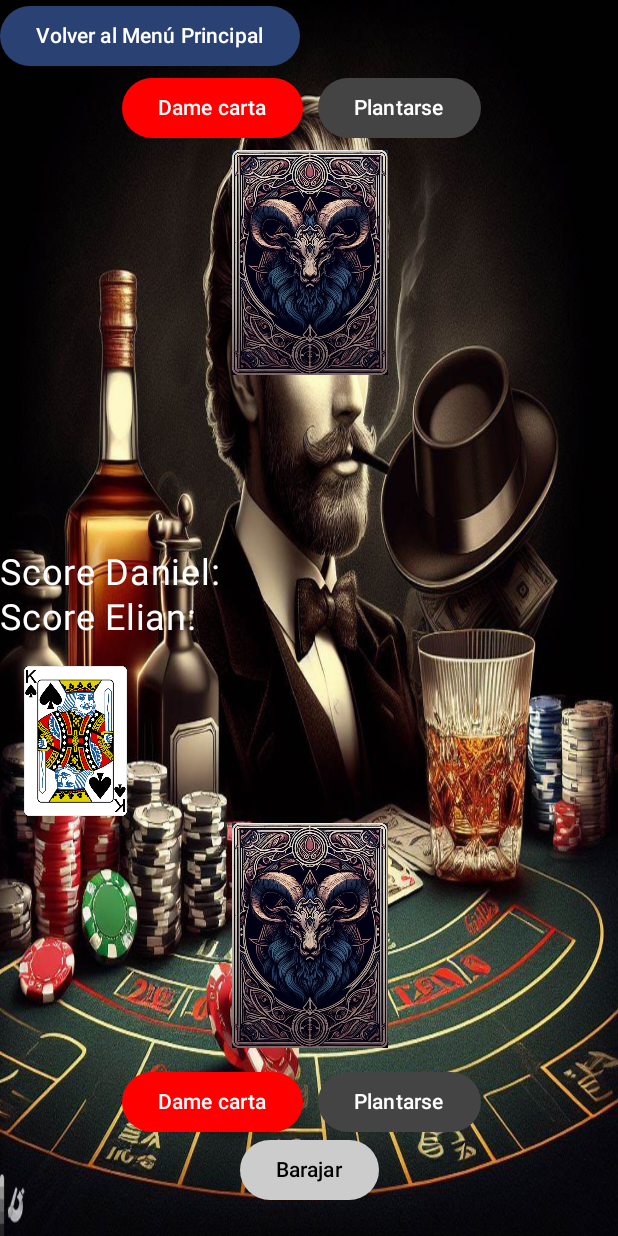
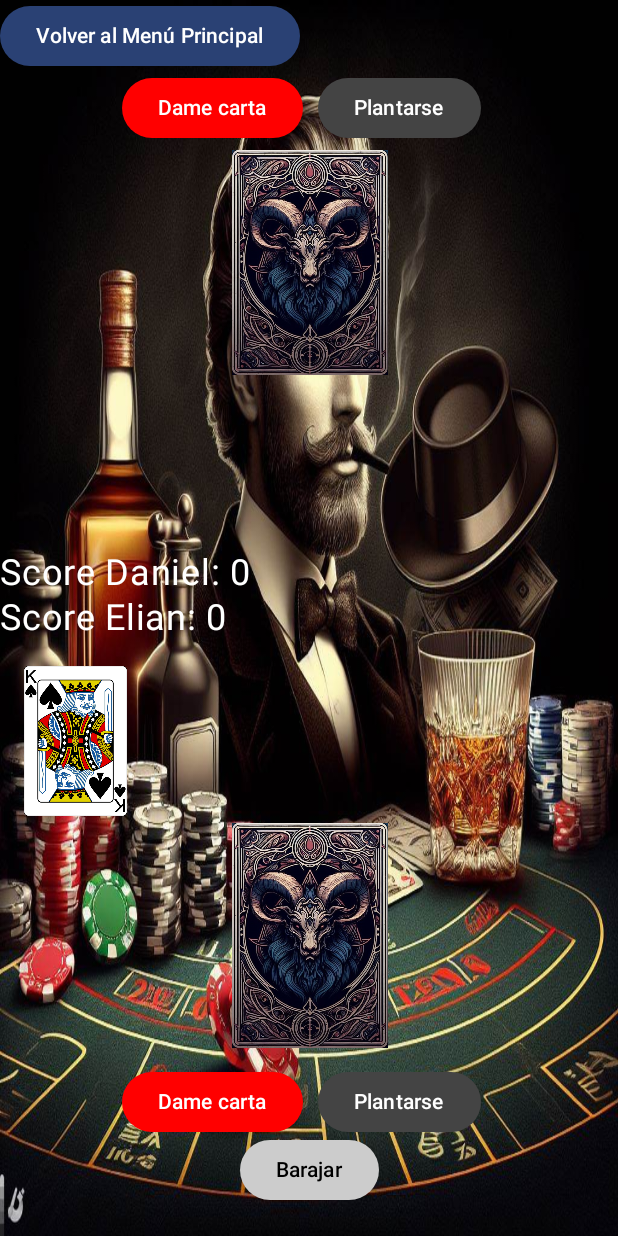
Before and after one commit to IES-Rafael-Alberti/2dam-u2-pr-ctica-3-ra1-ra2-black-jack-juanjosegr, an Android app built with Jetpack Compose: the composable Juego2Jugador shown on its own in the app's theme, after a tap on "Dame carta", on a phone screen of 412 x 824 dp. Run offline under Robolectric (Android 15) with nearby library versions, the phone set to English and light mode, and no system bars.

Commit message:
añadido las funciones y los mostrar de los dos jugadores independientes, cambios en tapetes, cartas y refactorizacion de codigos y mas cambios

```diff
--- a/app/src/main/java/com/example/cartas/Screens/juegoPrincipal.kt
+++ b/app/src/main/java/com/example/cartas/Screens/juegoPrincipal.kt
@@ -31,6 +31,7 @@ import androidx.navigation.NavHostController
 import com.example.cartas.R
 import com.example.cartas.funciones.Baraja
 import com.example.cartas.funciones.Baraja.Companion.obtenerNombreRecurso
+import com.example.cartas.funciones.Carta
 
 
 @Composable
@@ -127,7 +128,7 @@ fun Juego2Jugador(navController: NavHostController) {
             textoPlantadoJug2 = "Dame carta"
         })
     BotonVolverAlMenu(navController)
-    TextosEnPantalla(name1 = "Elian", name2 = "Daniel")
+    TextosEnPantalla(name1 = "Elian", name2 = "Daniel", cartasJugador1 = listaCartasBocaArribaJugador1, cartasJugador2 = listaCartasBocaArribaJugador2)
 }
 
 @Composable
@@ -340,19 +341,21 @@ fun actualizarCartaBocaArriba(carta: String, context: Context): Int {
 }
 
 @Composable
-fun TextosEnPantalla(name1: String, name2: String) {
+fun TextosEnPantalla(name1: String, name2: String, cartasJugador1: List<Int>, cartasJugador2: List<Int>) {
+    val puntajeJugador1 = calcularPuntajeTotal(cartasJugador1)
+    val puntajeJugador2 = calcularPuntajeTotal(cartasJugador2)
     Box(
         Modifier.fillMaxSize()
     ) {
         Text(
-            text = "Score $name1: ",
+            text = "Score $name1: $puntajeJugador1",
             Modifier
                 .align(Alignment.CenterStart),
             color = Color.White,
             fontSize = 24.sp,
         )
         Text(
-            text = "Score $name2: ",
+            text = "Score $name2: $puntajeJugador2",
             Modifier
                 .align(Alignment.CenterStart)
                 .padding(bottom = 60.dp),
@@ -362,3 +365,54 @@ fun TextosEnPantalla(name1: String, name2: String) {
             )
     }
 }
+
+fun calcularPuntajeTotal(cartas: List<Int>): Int {
+    var puntajeTotal = 0
+    for (carta in cartas) {
+
+        val valorCarta = obtenerValorCarta(carta)
+        puntajeTotal += valorCarta
+
+        println("ID de la carta: $carta - Valor de la carta: $valorCarta - Puntaje Total: $puntajeTotal")
+
+    }
+    return puntajeTotal
+}
+
+fun obtenerValorCarta(idCarta: Int): Int {
+    val numeroCarta = idCarta
+    val valorAsignado = when (numeroCarta) {
+        in 1..10 -> numeroCarta
+        in 11..13 -> 10 // Asignar 10 para JOTA, REINA, REY
+        else -> 0
+    }
+
+    // Agregar impresión para depuración
+    val nombreCarta = Baraja.listaCartas.find { it.idDrawable == idCarta }?.nombre
+    println("ID de la carta: $idCarta - Número de la carta: $numeroCarta - Valor asignado: $valorAsignado - Nombre de la carta: $nombreCarta")
+
+    return valorAsignado
+}
+
+/*
+fun obtenerValorCarta(idCarta: Int): Int {
+    val numeroCarta = idCarta-1
+    val valorAsignado = when (numeroCarta) {
+        in 1..10 -> numeroCarta
+        in 11..13 -> 10 // Asignar 10 para JOTA, REINA, REY
+        else -> 0
+    }
+        // Agregar impresión para depuración
+    val nombreCarta = Baraja.listaCartas.find { it.idDrawable == idCarta }?.nombre
+    println("ID de la carta: $idCarta - Número de la carta: $numeroCarta - Valor asignado: $valorAsignado - Nombre de la carta: $nombreCarta")
+
+    return valorAsignado
+
+    /*
+    val carta = Baraja.listaCartas.find { it.idDrawable == idCarta }
+    val valorAsignado = carta?.puntosMin ?: 0
+
+    return valorAsignado*/
+
+}
+ */
--- a/app/src/main/java/com/example/cartas/funciones/Baraja.kt
+++ b/app/src/main/java/com/example/cartas/funciones/Baraja.kt
@@ -1,4 +1,6 @@
 package com.example.cartas.funciones
+
+import com.example.cartas.Screens.obtenerValorCarta
 
 
 enum class Palos {
@@ -21,6 +23,8 @@ class Baraja {
                     val cartaNueva =
                         Carta(numero, palo, numero.ordinal + 1, numero.ordinal + 1, idDrawable)
                     if (numero.name == "AS") cartaNueva.puntosMax = 11
+                    println("Carta: $cartaNueva")
+
                     listaCartas.add(cartaNueva)
                     idDrawable++
                 }
@@ -38,6 +42,8 @@ class Baraja {
                 return listaCartas.removeLast()
             }
             val carta = listaCartas.removeLast()
+            println("Carta obtenida: $carta - Valor asignado: ${obtenerValorCarta(carta.idDrawable)}")
+
             return if (!carta.usada) {
                 carta.usada = true
                 carta
@@ -57,7 +63,6 @@ class Baraja {
                 Palos.TREBOLES -> "t"
                 Palos.PICAS -> "n" // Nota: "n" es para picas (corazón negro)
             }
-
             val numeroString = when (carta.nombre) {
                 Naipes.AS -> "1"
                 Naipes.DOS -> "2"
```
Also changed, not shown: 112 other files.
